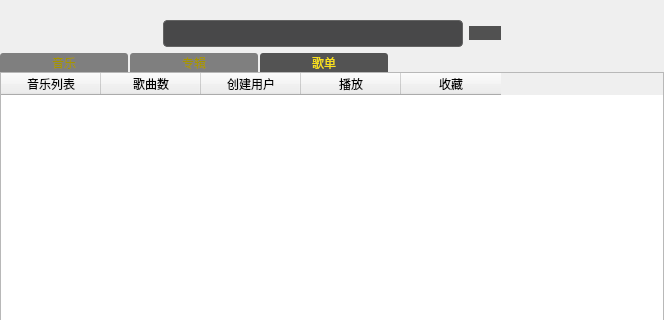
First picture: the form in scrollContentWidget/findmusicwidget.ui, repository tongtianli/QtMusicPlayer, before the edit; both pictures show x 0 to 664 and y 0 to 320 of the 664 by 536 pixel window.
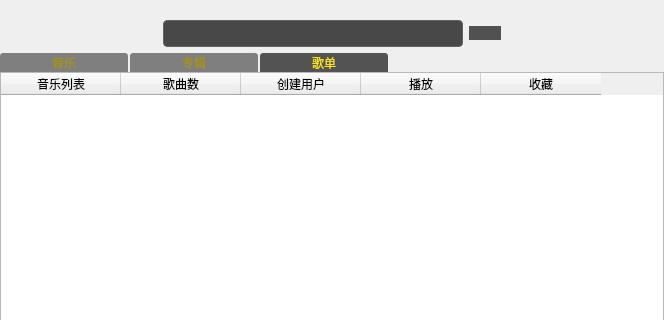
Second picture: the form after the edit. Icons and pictures are not drawn. Custom widgets are drawn as their Qt base class.

What changed in the file:
```diff
--- a/scrollContentWidget/findmusicwidget.ui
+++ b/scrollContentWidget/findmusicwidget.ui
@@ -307,6 +307,9 @@
          <property name="selectionBehavior">
           <enum>QAbstractItemView::SelectRows</enum>
          </property>
+         <attribute name="horizontalHeaderDefaultSectionSize">
+          <number>120</number>
+         </attribute>
          <column>
           <property name="text">
            <string>音乐列表</string>
```
